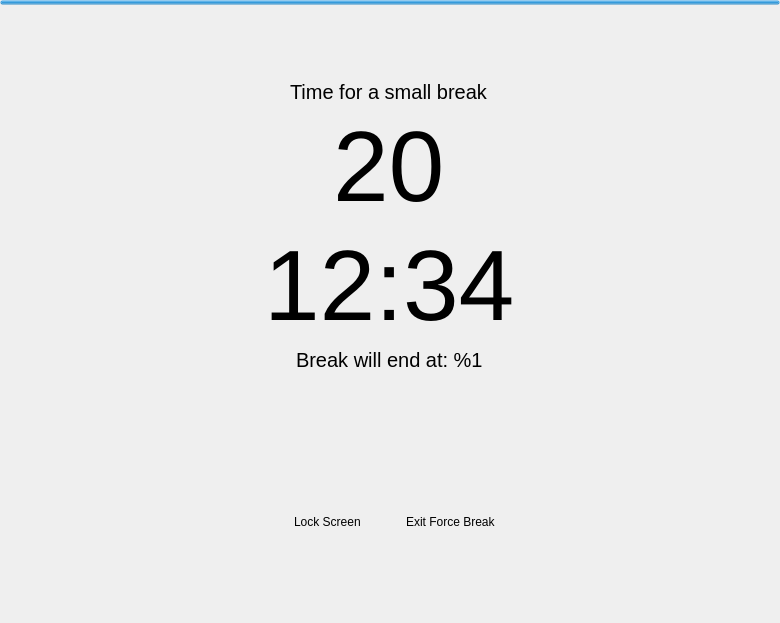
Above: src/app/break-window.ui from AllanChain/sane-break before the change. Below: the same form after it.
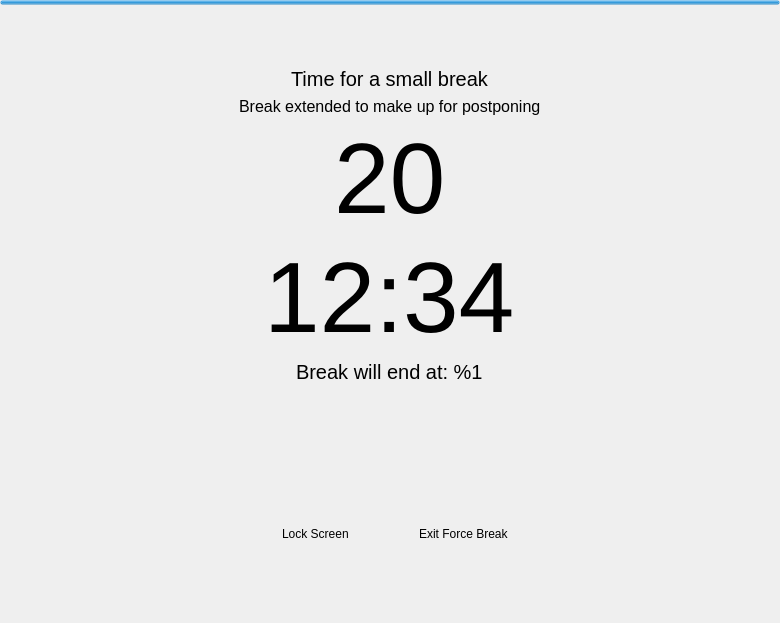
That is the form after the change. Icons and pictures are not drawn.

Commit message: show message when break is extended by postponing

The edit to the form file:
```diff
--- a/src/app/break-window.ui
+++ b/src/app/break-window.ui
@@ -78,6 +78,20 @@
         </property>
        </widget>
       </item>
+      <item alignment="Qt::AlignmentFlag::AlignHCenter">
+       <widget class="QLabel" name="postponeLabel">
+        <property name="styleSheet">
+         <string notr="true">QLabel {
+  background: transparent;
+  font-size: 16px;
+}
+</string>
+        </property>
+        <property name="text">
+         <string>Break extended to make up for postponing</string>
+        </property>
+       </widget>
+      </item>
       <item alignment="Qt::AlignmentFlag::AlignHCenter">
        <widget class="QLabel" name="countDownLabel">
         <property name="styleSheet">
```
The commit also changes 22 other files.
